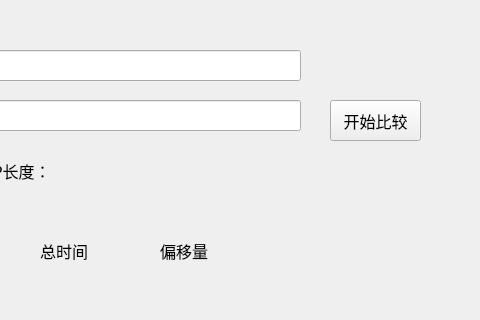
Arsener/StringMatchingCompare, file mainwindow.ui: the form before one commit; both pictures show x 320 to 800 and y 0 to 320 of the 800 by 600 pixel window.
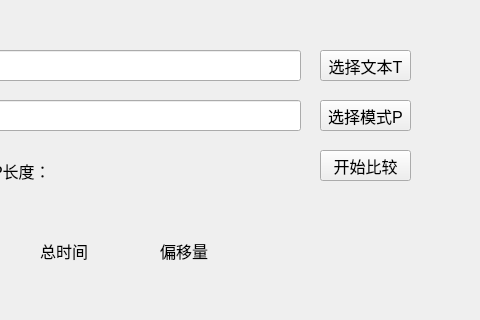
The form after the commit.

Diff of the .ui file:
```diff
--- a/mainwindow.ui
+++ b/mainwindow.ui
@@ -37,10 +37,10 @@
    <widget class="QPushButton" name="startButton">
     <property name="geometry">
      <rect>
-      <x>650</x>
-      <y>100</y>
+      <x>640</x>
+      <y>150</y>
       <width>91</width>
-      <height>41</height>
+      <height>31</height>
      </rect>
     </property>
     <property name="font">
@@ -543,6 +543,42 @@
      <string>算法</string>
     </property>
    </widget>
+   <widget class="QPushButton" name="tSelectButton">
+    <property name="geometry">
+     <rect>
+      <x>640</x>
+      <y>50</y>
+      <width>91</width>
+      <height>31</height>
+     </rect>
+    </property>
+    <property name="font">
+     <font>
+      <pointsize>12</pointsize>
+     </font>
+    </property>
+    <property name="text">
+     <string>选择文本T</string>
+    </property>
+   </widget>
+   <widget class="QPushButton" name="pSelectButton">
+    <property name="geometry">
+     <rect>
+      <x>640</x>
+      <y>100</y>
+      <width>91</width>
+      <height>31</height>
+     </rect>
+    </property>
+    <property name="font">
+     <font>
+      <pointsize>12</pointsize>
+     </font>
+    </property>
+    <property name="text">
+     <string>选择模式P</string>
+    </property>
+   </widget>
   </widget>
   <widget class="QMenuBar" name="menubar">
    <property name="geometry">
```
